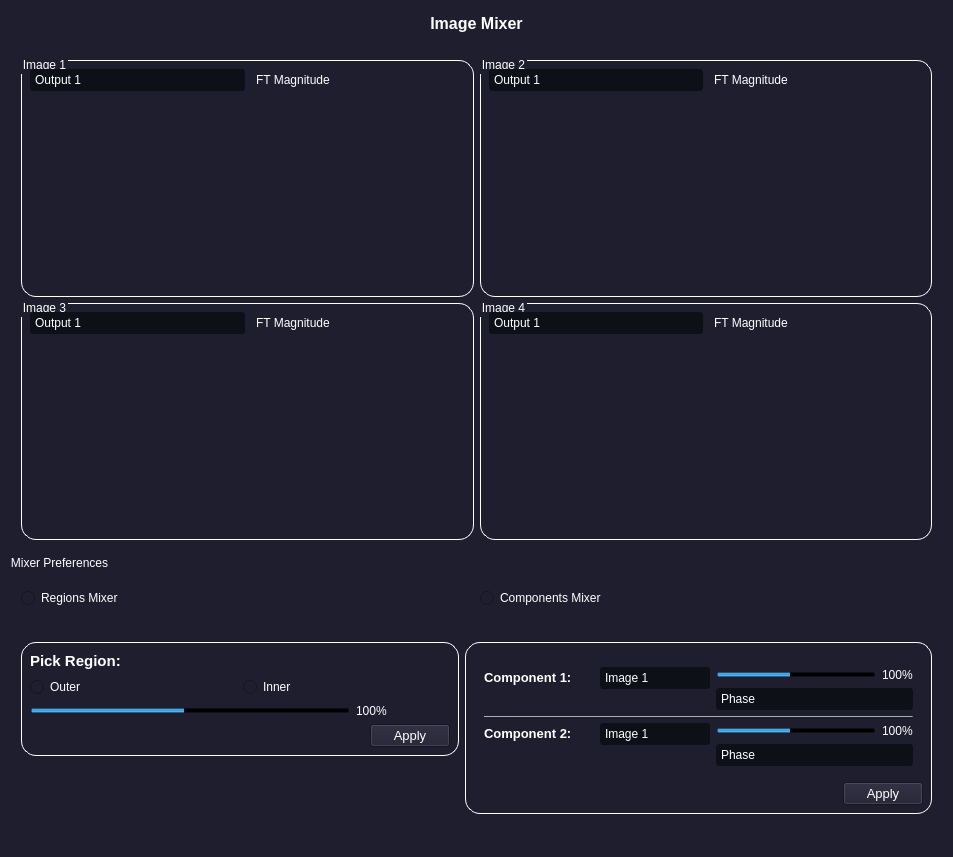
Before: the Qt Designer form UI/UI_Task_4.ui in tahaaa22/Image-mixer, drawn with Qt 5.
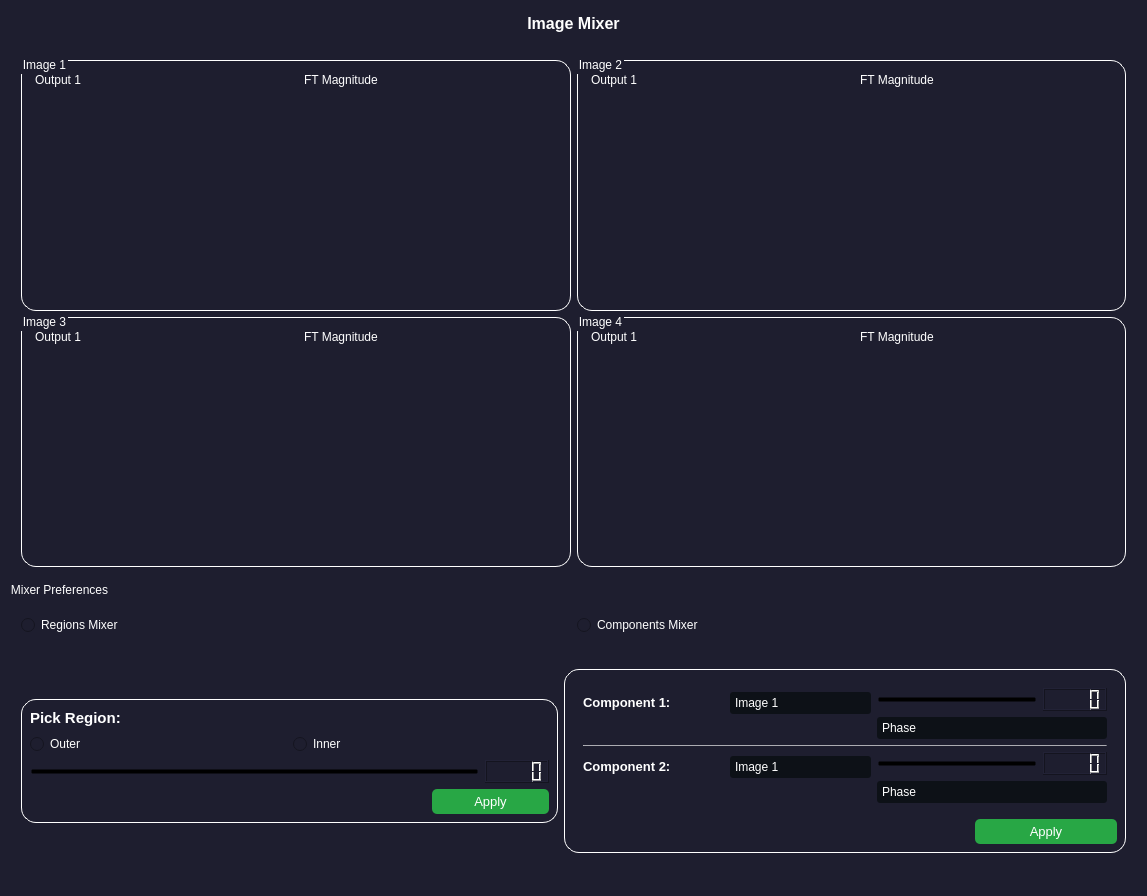
After: the same form once the commit is applied. Icons and pictures are not drawn.

What changed in the file:
```diff
--- a/UI/UI_Task_4.ui
+++ b/UI/UI_Task_4.ui
@@ -6,8 +6,8 @@
    <rect>
     <x>0</x>
     <y>0</y>
-    <width>953</width>
-    <height>857</height>
+    <width>1147</width>
+    <height>896</height>
    </rect>
   </property>
   <property name="maximumSize">
@@ -110,7 +110,7 @@
            </property>
            <layout class="QGridLayout" name="gridLayout_6">
             <item row="0" column="0">
-             <widget class="QComboBox" name="mixer_output_comboBox">
+             <widget class="QComboBox" name="Image1_output_comboBox">
               <property name="minimumSize">
                <size>
                 <width>0</width>
@@ -121,7 +121,7 @@
                <string notr="true">QComboBox
 {
 	border-radius: 3px;
-	background-color: rgb(13, 17, 23);
+background-color: transparent;
 }
 
 QComboBox::drop-down
@@ -154,7 +154,7 @@
              </widget>
             </item>
             <item row="0" column="1">
-             <widget class="QComboBox" name="comboBox_3">
+             <widget class="QComboBox" name="Image1_component_comboBox">
               <property name="minimumSize">
                <size>
                 <width>0</width>
@@ -217,7 +217,7 @@
              </widget>
             </item>
             <item row="1" column="0">
-             <widget class="QLabel" name="label_5">
+             <widget class="QLabel" name="Image1">
               <property name="sizePolicy">
                <sizepolicy hsizetype="Ignored" vsizetype="Ignored">
                 <horstretch>0</horstretch>
@@ -239,7 +239,7 @@
              </widget>
             </item>
             <item row="1" column="1">
-             <widget class="QLabel" name="label_4">
+             <widget class="QLabel" name="Image1_component">
               <property name="sizePolicy">
                <sizepolicy hsizetype="Ignored" vsizetype="Ignored">
                 <horstretch>0</horstretch>
@@ -305,7 +305,7 @@
            </property>
            <layout class="QGridLayout" name="gridLayout_7">
             <item row="0" column="0">
-             <widget class="QComboBox" name="mixer_output_comboBox_3">
+             <widget class="QComboBox" name="Image3_output_comboBox">
               <property name="minimumSize">
                <size>
                 <width>0</width>
@@ -316,7 +316,7 @@
                <string notr="true">QComboBox
 {
 	border-radius: 3px;
-	background-color: rgb(13, 17, 23);
+background-color: transparent;
 }
 
 QComboBox::drop-down
@@ -349,7 +349,7 @@
              </widget>
             </item>
             <item row="0" column="1">
-             <widget class="QComboBox" name="comboBox_7">
+             <widget class="QComboBox" name="Image3_component_comboBox">
               <property name="minimumSize">
                <size>
                 <width>0</width>
@@ -412,7 +412,7 @@
              </widget>
             </item>
             <item row="1" column="0">
-             <widget class="QLabel" name="label_13">
+             <widget class="QLabel" name="Image3">
               <property name="sizePolicy">
                <sizepolicy hsizetype="Ignored" vsizetype="Ignored">
                 <horstretch>0</horstretch>
@@ -504,7 +504,7 @@
            </property>
            <layout class="QGridLayout" name="gridLayout_8">
             <item row="0" column="0">
-             <widget class="QComboBox" name="mixer_output_comboBox_2">
+             <widget class="QComboBox" name="Image2_output_comboBox">
               <property name="minimumSize">
                <size>
                 <width>0</width>
@@ -515,7 +515,7 @@
                <string notr="true">QComboBox
 {
 	border-radius: 3px;
-	background-color: rgb(13, 17, 23);
+background-color: transparent;
 }
 
 QComboBox::drop-down
@@ -548,7 +548,7 @@
              </widget>
             </item>
             <item row="0" column="1">
-             <widget class="QComboBox" name="comboBox_2">
+             <widget class="QComboBox" name="Image2_component_comboBox">
               <property name="minimumSize">
                <size>
                 <width>0</width>
@@ -611,7 +611,7 @@
              </widget>
             </item>
             <item row="1" column="0">
-             <widget class="QLabel" name="label_3">
+             <widget class="QLabel" name="Image2">
               <property name="sizePolicy">
                <sizepolicy hsizetype="Ignored" vsizetype="Ignored">
                 <horstretch>0</horstretch>
@@ -633,7 +633,7 @@
              </widget>
             </item>
             <item row="1" column="1">
-             <widget class="QLabel" name="label_2">
+             <widget class="QLabel" name="Image2_component">
               <property name="sizePolicy">
                <sizepolicy hsizetype="Ignored" vsizetype="Ignored">
                 <horstretch>0</horstretch>
@@ -699,7 +699,7 @@
            </property>
            <layout class="QGridLayout" name="gridLayout_9">
             <item row="0" column="0">
-             <widget class="QComboBox" name="mixer_output_comboBox_4">
+             <widget class="QComboBox" name="Image4_output_comboBox">
               <property name="minimumSize">
                <size>
                 <width>0</width>
@@ -716,7 +716,7 @@
                <string notr="true">QComboBox
 {
 	border-radius: 3px;
-	background-color: rgb(13, 17, 23);
+background-color: transparent;
 }
 
 QComboBox::drop-down
@@ -749,7 +749,7 @@
              </widget>
             </item>
             <item row="0" column="1">
-             <widget class="QComboBox" name="comboBox_6">
+             <widget class="QComboBox" name="Image4_component_comboBox">
               <property name="minimumSize">
                <size>
                 <width>0</width>
@@ -812,7 +812,7 @@
              </widget>
             </item>
             <item row="1" column="0">
-             <widget class="QLabel" name="label_11">
+             <widget class="QLabel" name="Image4">
               <property name="sizePolicy">
                <sizepolicy hsizetype="Ignored" vsizetype="Ignored">
                 <horstretch>0</horstretch>
@@ -834,7 +834,7 @@
              </widget>
             </item>
             <item row="1" column="1">
-             <widget class="QLabel" name="label_10">
+             <widget class="QLabel" name="Image4_component">
               <property name="sizePolicy">
                <sizepolicy hsizetype="Ignored" vsizetype="Ignored">
                 <horstretch>0</horstretch>
@@ -897,14 +897,14 @@
       </property>
       <layout class="QGridLayout" name="gridLayout_4">
        <item row="0" column="0">
-        <widget class="QRadioButton" name="radioButton">
+        <widget class="QRadioButton" name="RegionButton">
          <property name="text">
           <string>Regions Mixer</string>
          </property>
         </widget>
        </item>
        <item row="0" column="1">
-        <widget class="QRadioButton" name="radioButton_2">
+        <widget class="QRadioButton" name="ComponentButton">
          <property name="text">
           <string>Components Mixer</string>
          </property>
@@ -936,10 +936,8 @@
     color: rgb(255, 255, 255);
 }</string>
       </property>
-      <layout class="QHBoxLayout" name="mixer">
-       <item>
-        <layout class="QVBoxLayout" name="Regionbox">
-         <item>
+      <layout class="QGridLayout" name="gridLayout_3">
+       <item row="0" column="0">
           <widget class="QGroupBox" name="RegionBox">
            <property name="sizePolicy">
             <sizepolicy hsizetype="Preferred" vsizetype="Fixed">
@@ -997,14 +995,14 @@
               <item>
                <layout class="QHBoxLayout" name="horizontalLayout_10">
                 <item>
-                 <widget class="QRadioButton" name="radioButton_4">
+               <widget class="QRadioButton" name="OuterButton">
                   <property name="text">
                    <string>Outer</string>
                   </property>
                  </widget>
                 </item>
                 <item>
-                 <widget class="QRadioButton" name="radioButton_3">
+               <widget class="QRadioButton" name="InnerButton">
                   <property name="text">
                    <string>Inner</string>
                   </property>
@@ -1013,9 +1011,9 @@
                </layout>
               </item>
               <item>
-               <layout class="QHBoxLayout" name="horizontalLayout_12">
+             <layout class="QHBoxLayout" name="horizontalLayout_2">
                 <item>
-                 <widget class="QSlider" name="mixer_component1_horizontalSlider_2">
+               <widget class="QSlider" name="RegionSlider">
                   <property name="minimumSize">
                    <size>
                     <width>160</width>
@@ -1024,7 +1022,7 @@
                   </property>
                   <property name="maximumSize">
                    <size>
-                    <width>320</width>
+                  <width>16777215</width>
                     <height>16777215</height>
                    </size>
                   </property>
@@ -1056,7 +1054,7 @@
                    <number>100</number>
                   </property>
                   <property name="value">
-                   <number>50</number>
+                 <number>0</number>
                   </property>
                   <property name="orientation">
                    <enum>Qt::Horizontal</enum>
@@ -1064,19 +1062,19 @@
                  </widget>
                 </item>
                 <item>
-                 <widget class="QLabel" name="label_20">
+               <widget class="QLCDNumber" name="region_LCD">
+                <property name="minimumSize">
+                 <size>
+                  <width>0</width>
+                  <height>0</height>
+                 </size>
+                </property>
                   <property name="maximumSize">
                    <size>
-                    <width>16777215</width>
-                    <height>20</height>
-                   </size>
-                  </property>
-                  <property name="styleSheet">
-                   <string notr="true">background-color: transparent;</string>
-                  </property>
-                  <property name="text">
-                   <string>100%</string>
-                  </property>
+                  <width>80</width>
+                  <height>16777215</height>
+                 </size>
+                </property>
                  </widget>
                 </item>
                </layout>
@@ -1100,12 +1098,29 @@
                  </spacer>
                 </item>
                 <item>
-                 <widget class="QPushButton" name="pushButton_2">
+               <widget class="QPushButton" name="apply_region">
                   <property name="font">
                    <font>
                     <pointsize>10</pointsize>
                    </font>
                   </property>
+                <property name="styleSheet">
+                 <string notr="true"> QPushButton#apply_region {
+                background-color: #28a745;
+                color: white;
+                border: none;
+                padding: 5px 10px;
+                border-radius: 5px;
+            }
+            
+            QPushButton#apply_region:hover {
+                background-color: #218838;
+            }
+            
+            QPushButton#apply_region:pressed {
+                background-color: #1e7e34;
+            }</string>
+                </property>
                   <property name="text">
                    <string>Apply</string>
                   </property>
@@ -1118,22 +1133,7 @@
            </layout>
           </widget>
          </item>
-         <item>
-          <spacer name="verticalSpacer">
-           <property name="orientation">
-            <enum>Qt::Vertical</enum>
-           </property>
-           <property name="sizeHint" stdset="0">
-            <size>
-             <width>20</width>
-             <height>40</height>
-            </size>
-           </property>
-          </spacer>
-         </item>
-        </layout>
-       </item>
-       <item>
+       <item row="0" column="1">
         <widget class="QGroupBox" name="ComponentMixer">
          <property name="sizePolicy">
           <sizepolicy hsizetype="Preferred" vsizetype="Fixed">
@@ -1161,8 +1161,10 @@
     color: rgb(255, 255, 255);
 }</string>
          </property>
-         <layout class="QGridLayout" name="gridLayout_3">
+         <layout class="QGridLayout" name="gridLayout_2">
           <item row="0" column="0">
+           <layout class="QVBoxLayout" name="verticalLayout_13">
+            <item>
            <widget class="QGroupBox" name="groupBox_3">
             <property name="maximumSize">
              <size>
@@ -1195,43 +1197,9 @@
             <property name="title">
              <string/>
             </property>
-            <layout class="QGridLayout" name="gridLayout_2">
-             <item row="0" column="0">
-              <widget class="QWidget" name="widget" native="true">
-               <property name="maximumSize">
-                <size>
-                 <width>16777215</width>
-                 <height>39</height>
-                </size>
-               </property>
-               <property name="font">
-                <font>
-                 <weight>50</weight>
-                 <italic>false</italic>
-                 <bold>false</bold>
-                </font>
-               </property>
-               <property name="styleSheet">
-                <string notr="true">background-color: transparent;</string>
-               </property>
+              <layout class="QVBoxLayout" name="verticalLayout_12">
+               <item>
                <layout class="QHBoxLayout" name="horizontalLayout">
-                <property name="leftMargin">
-                 <number>0</number>
-                </property>
-                <property name="topMargin">
-                 <number>0</number>
-                </property>
-                <property name="rightMargin">
-                 <number>0</number>
-                </property>
-                <property name="bottomMargin">
-                 <number>0</number>
-                </property>
-               </layout>
-              </widget>
-             </item>
-             <item row="1" column="0">
-              <layout class="QHBoxLayout" name="horizontalLayout_6">
                <item>
                 <layout class="QVBoxLayout" name="verticalLayout_7">
                  <item>
@@ -1247,7 +1215,7 @@
                     </widget>
                    </item>
                    <item>
-                    <widget class="QComboBox" name="mixer_component1_comboBox">
+                      <widget class="QComboBox" name="mixer1_image_comboBox">
                      <property name="minimumSize">
                       <size>
                        <width>0</width>
@@ -1323,7 +1291,7 @@
                <item>
                 <layout class="QVBoxLayout" name="verticalLayout_3">
                  <item>
-                  <layout class="QHBoxLayout" name="horizontalLayout_4">
+                    <layout class="QHBoxLayout" name="horizontalLayout_6">
                    <item>
                     <widget class="QSlider" name="mixer_component1_horizontalSlider">
                      <property name="minimumSize">
@@ -1334,7 +1302,7 @@
                      </property>
                      <property name="maximumSize">
                       <size>
-                       <width>320</width>
+                         <width>16777215</width>
                        <height>16777215</height>
                       </size>
                      </property>
@@ -1366,7 +1334,7 @@
                       <number>100</number>
                      </property>
                      <property name="value">
-                      <number>50</number>
+                        <number>0</number>
                      </property>
                      <property name="orientation">
                       <enum>Qt::Horizontal</enum>
@@ -1374,25 +1342,12 @@
                     </widget>
                    </item>
                    <item>
-                    <widget class="QLabel" name="label_17">
-                     <property name="maximumSize">
-                      <size>
-                       <width>16777215</width>
-                       <height>20</height>
-                      </size>
-                     </property>
-                     <property name="styleSheet">
-                      <string notr="true">background-color: transparent;</string>
-                     </property>
-                     <property name="text">
-                      <string>100%</string>
-                     </property>
-                    </widget>
+                      <widget class="QLCDNumber" name="mixer1_LCD"/>
                    </item>
                   </layout>
                  </item>
                  <item>
-                  <widget class="QComboBox" name="mixed_component1_comboBox">
+                    <widget class="QComboBox" name="mixer1_component_combobox">
                    <property name="minimumSize">
                     <size>
                      <width>0</width>
@@ -1433,16 +1388,6 @@
                      <string>Magnitude</string>
                     </property>
                    </item>
-                   <item>
-                    <property name="text">
-                     <string>Uniform Phase</string>
-                    </property>
-                   </item>
-                   <item>
-                    <property name="text">
-                     <string>Uniform Magnitude</string>
-                    </property>
-                   </item>
                    <item>
                     <property name="text">
                      <string>Real</string>
@@ -1453,18 +1398,13 @@
                      <string>Imaginary</string>
                     </property>
                    </item>
-                   <item>
-                    <property name="text">
-                     <string>Full</string>
-                    </property>
-                   </item>
                   </widget>
                  </item>
                 </layout>
                </item>
               </layout>
              </item>
-             <item row="2" column="0">
+               <item>
               <widget class="Line" name="line_2">
                <property name="maximumSize">
                 <size>
@@ -1480,12 +1420,12 @@
                </property>
               </widget>
              </item>
-             <item row="3" column="0">
-              <layout class="QHBoxLayout" name="horizontalLayout_7">
                <item>
-                <layout class="QVBoxLayout" name="verticalLayout_8">
+                <layout class="QHBoxLayout" name="horizontalLayout_16">
                  <item>
-                  <layout class="QHBoxLayout" name="horizontalLayout_5">
+                  <layout class="QVBoxLayout" name="verticalLayout_10">
+                   <item>
+                    <layout class="QHBoxLayout" name="horizontalLayout_17">
                    <item>
                     <widget class="QLabel" name="label_18">
                      <property name="styleSheet">
@@ -1497,7 +1437,7 @@
                     </widget>
                    </item>
                    <item>
-                    <widget class="QComboBox" name="mixer_component2_comboBox">
+                      <widget class="QComboBox" name="mixer2_image_comboBox">
                      <property name="minimumSize">
                       <size>
                        <width>0</width>
@@ -1553,7 +1493,7 @@
                   </layout>
                  </item>
                  <item>
-                  <spacer name="horizontalSpacer_2">
+                    <spacer name="horizontalSpacer_7">
                    <property name="orientation">
                     <enum>Qt::Horizontal</enum>
                    </property>
@@ -1571,11 +1511,11 @@
                 </layout>
                </item>
                <item>
-                <layout class="QVBoxLayout" name="verticalLayout_4">
+                  <layout class="QVBoxLayout" name="verticalLayout_11">
                  <item>
-                  <layout class="QHBoxLayout" name="horizontalLayout_8">
+                    <layout class="QHBoxLayout" name="horizontalLayout_18">
                    <item>
-                    <widget class="QSlider" name="mixer_component2_horizontalSlider">
+                      <widget class="QSlider" name="mixer_component1_horizontalSlider_6">
                      <property name="minimumSize">
                       <size>
                        <width>160</width>
@@ -1584,7 +1524,7 @@
                      </property>
                      <property name="maximumSize">
                       <size>
-                       <width>300</width>
+                         <width>16777215</width>
                        <height>16777215</height>
                       </size>
                      </property>
@@ -1616,7 +1556,7 @@
                       <number>100</number>
                      </property>
                      <property name="value">
-                      <number>50</number>
+                        <number>0</number>
                      </property>
                      <property name="orientation">
                       <enum>Qt::Horizontal</enum>
@@ -1624,25 +1564,12 @@
                     </widget>
                    </item>
                    <item>
-                    <widget class="QLabel" name="label_19">
-                     <property name="maximumSize">
-                      <size>
-                       <width>16777215</width>
-                       <height>20</height>
-                      </size>
-                     </property>
-                     <property name="styleSheet">
-                      <string notr="true">background-color: transparent;</string>
-                     </property>
-                     <property name="text">
-                      <string>100%</string>
-                     </property>
-                    </widget>
+                      <widget class="QLCDNumber" name="mixer2_LCD"/>
                    </item>
                   </layout>
                  </item>
                  <item>
-                  <widget class="QComboBox" name="mixed_component2_comboBox">
+                    <widget class="QComboBox" name="mixer2_component_combobox">
                    <property name="minimumSize">
                     <size>
                      <width>0</width>
@@ -1683,16 +1610,6 @@
                      <string>Magnitude</string>
                     </property>
                    </item>
-                   <item>
-                    <property name="text">
-                     <string>Uniform Phase</string>
-                    </property>
-                   </item>
-                   <item>
-                    <property name="text">
-                     <string>Uniform Magnitude</string>
-                    </property>
-                   </item>
                    <item>
                     <property name="text">
                      <string>Real</string>
@@ -1703,21 +1620,16 @@
                      <string>Imaginary</string>
                     </property>
                    </item>
+                    </widget>
+                   </item>
+                  </layout>
+                 </item>
+                </layout>
+               </item>
+              </layout>
+             </widget>
+            </item>
                    <item>
-                    <property name="text">
-                     <string>Full</string>
-                    </property>
-                   </item>
-                  </widget>
-                 </item>
-                </layout>
-               </item>
-              </layout>
-             </item>
-            </layout>
-           </widget>
-          </item>
-          <item row="1" column="0">
            <layout class="QHBoxLayout" name="horizontalLayout_9">
             <item>
              <spacer name="horizontalSpacer_3">
@@ -1736,16 +1648,35 @@
              </spacer>
             </item>
             <item>
-             <widget class="QPushButton" name="pushButton">
+               <widget class="QPushButton" name="apply_component">
               <property name="font">
                <font>
                 <pointsize>10</pointsize>
                </font>
               </property>
+                <property name="styleSheet">
+                 <string notr="true"> QPushButton#apply_component {
+                background-color: #28a745;
+                color: white;
+                border: none;
+                padding: 5px 10px;
+                border-radius: 5px;
+            }
+            
+            QPushButton#apply_component:hover {
+                background-color: #218838;
+            }
+            
+            QPushButton#apply_component:pressed {
+                background-color: #1e7e34;
+            }</string>
+                </property>
               <property name="text">
                <string>Apply</string>
               </property>
              </widget>
+              </item>
+             </layout>
             </item>
            </layout>
           </item>
```
Lines whose indentation alone changed are shown as unchanged.
